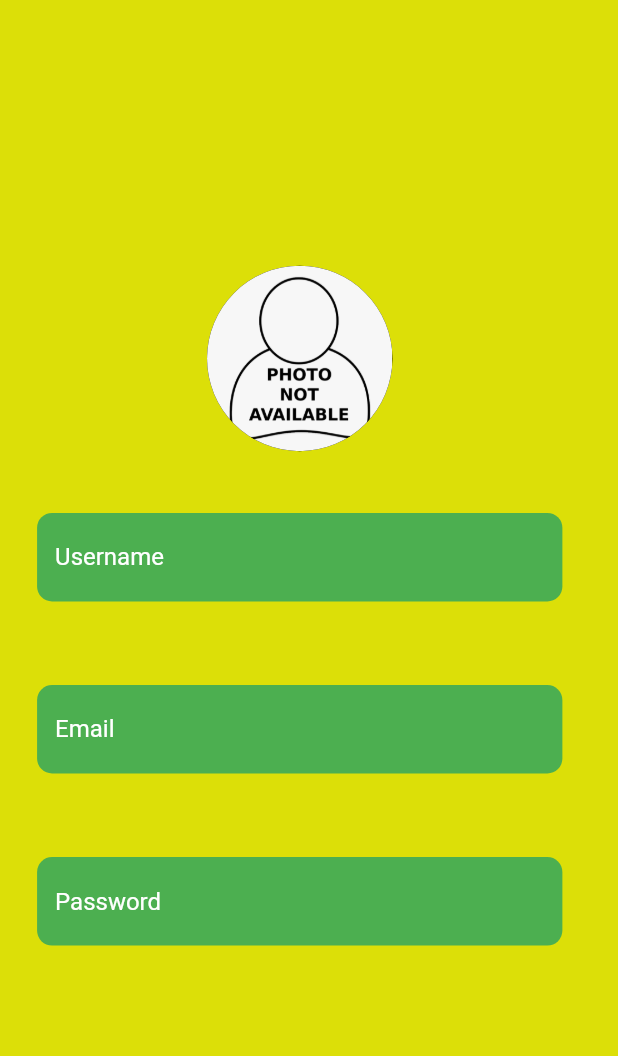
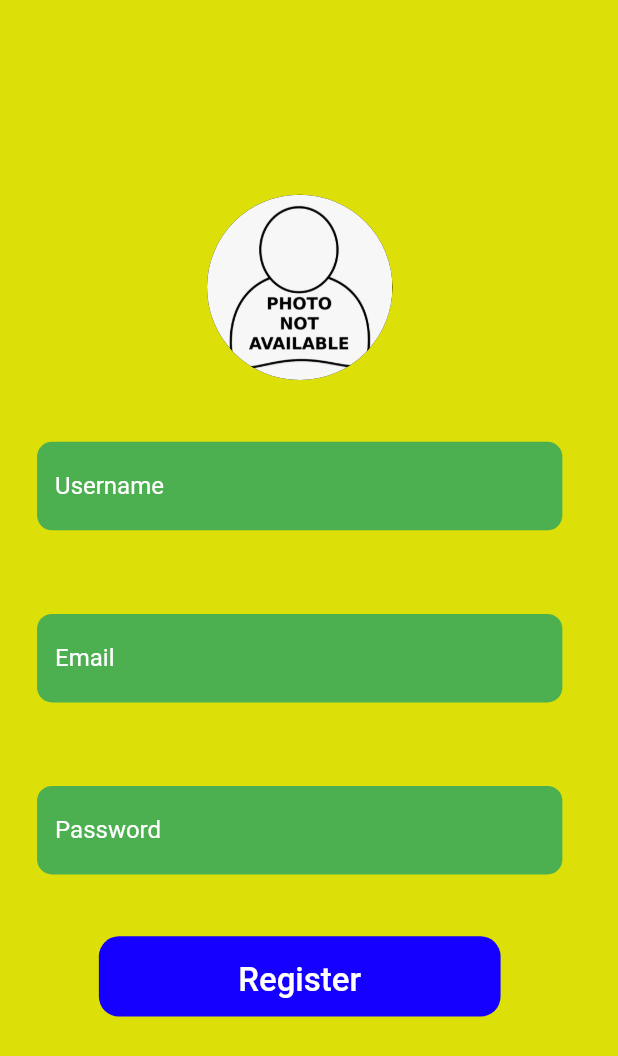
Before and after one commit to samlevy25/Bubble, a Flutter app: the screen it shows after launch, after a tap on "Login", after a tap on "account", on a phone screen of 412 x 824 dp. Shown: the top 1056 px of the screen. Run offline on Flutter 3.47's test engine with Material 2 defaults, Android fonts, the phone set to English and light mode, and no system bars; our stand-ins replace cloud_firestore, file_picker, firebase_analytics, firebase_auth, firebase_core, firebase_storage and 2 more; missing offline and left inert: dart:ffi; accounts and stored records are empty.

Commit message:
size boxes

```diff
--- a/bubbles_app/lib/pages/login_page.dart
+++ b/bubbles_app/lib/pages/login_page.dart
@@ -57,8 +57,17 @@ class _LoginPage extends State<LoginPage> {
           crossAxisAlignment: CrossAxisAlignment.center,
           children: [
             _pageTitle(),
+            SizedBox(
+              height: _deviceHeight * 0.05,
+            ),
             _loginForm(),
+            SizedBox(
+              height: _deviceHeight * 0.05,
+            ),
             _loginBottun(),
+            SizedBox(
+              height: _deviceHeight * 0.05,
+            ),
             _registerAccountLink()
           ],
         ),
--- a/bubbles_app/lib/pages/register_page.dart
+++ b/bubbles_app/lib/pages/register_page.dart
@@ -64,6 +64,10 @@ class _RegisterPageState extends State<RegisterPage> {
               height: _deviceHeight * 0.05,
             ),
             _registerForm(),
+            SizedBox(
+              height: _deviceHeight * 0.05,
+            ),
+            _registerButton(),
           ],
         ),
       ),
@@ -146,4 +150,12 @@ class _RegisterPageState extends State<RegisterPage> {
       ),
     );
   }
+
+  Widget _registerButton() {
+    return RoundedButton(
+        name: "Register",
+        height: _deviceHeight * 0.065,
+        width: _deviceWidth * 0.65,
+        onPressed: () async {});
+  }
 }
```
